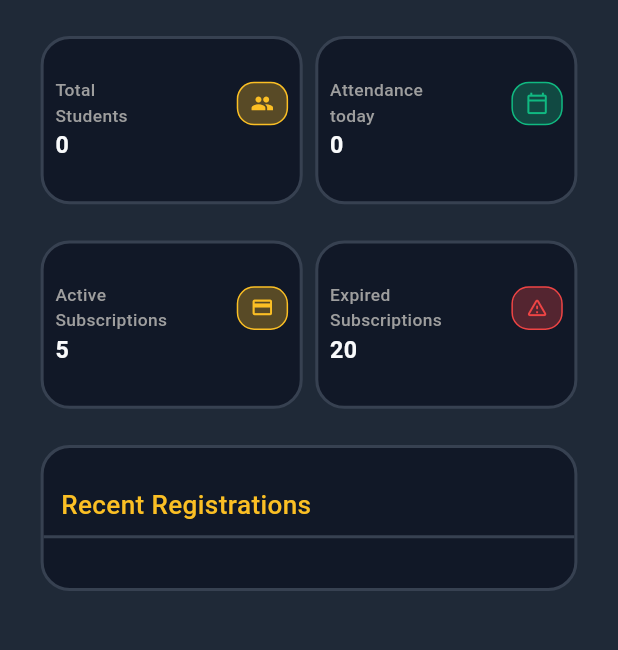
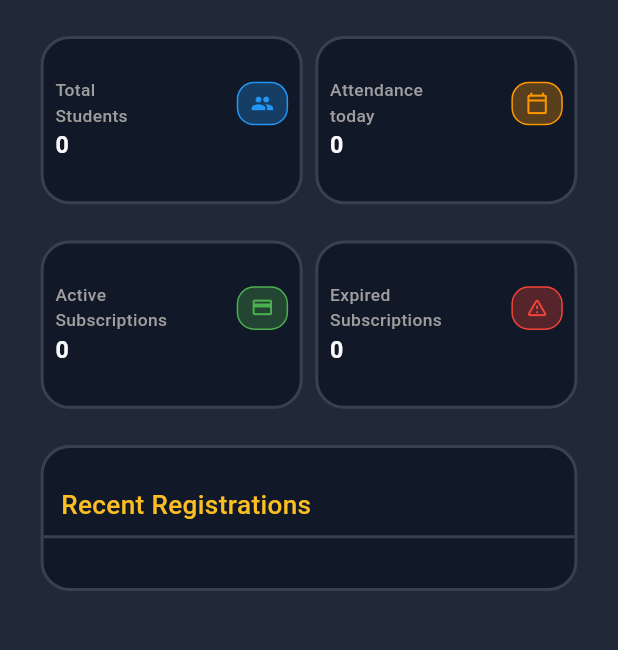
Before and after one commit to Mahfouz28/academy, a Flutter app: the DashboardPage screen opened by its route, on a phone screen of 412 x 824 dp, the part 206-856 px from its top. Run offline on Flutter 3.47's test engine with Material 3 defaults, Android fonts, the phone set to English and light mode, and no system bars; our stand-ins replace bloc, flutter_bloc, flutter_screenutil, supabase_flutter, timeago; accounts and stored records are empty.

Commit message:
handel over flowe and add status for recent Registrations fix dashboard info card

```diff
--- a/lib/features/dashboard/presentation/cubit/dashboard_cubit.dart
+++ b/lib/features/dashboard/presentation/cubit/dashboard_cubit.dart
@@ -18,6 +18,4 @@ class DashboardCubit extends Cubit<DashboardState> {
       emit(GetAllStudentsFailure(e.toString()));
     }
   }
-
-  // get attendance students
 }
--- a/lib/features/dashboard/presentation/pages/dashboard_page.dart
+++ b/lib/features/dashboard/presentation/pages/dashboard_page.dart
@@ -64,20 +64,22 @@ class DashboardPage extends StatelessWidget {
                               title: 'Total\nStudents',
                               count: totalStudents.toString(),
                               icon: Icons.people,
-                              iconColor: AppColors.chart1,
-                              iconBackgroundColor: AppColors.chart1,
-                              iconBorderColor: AppColors.chart1,
+                              iconColor: Colors.blue,
+                              iconBackgroundColor: Colors.blue.withOpacity(
+                                0.15,
+                              ),
+                              iconBorderColor: Colors.blue,
                             ),
                             8.horizontalSpace,
-
                             ShowInfoCard(
                               title: 'Attendance\ntoday',
-
                               count: attendanceTOday.length.toString(),
                               icon: Icons.calendar_today_outlined,
-                              iconColor: AppColors.chart2,
-                              iconBackgroundColor: AppColors.chart2,
-                              iconBorderColor: AppColors.chart2,
+                              iconColor: Colors.orange,
+                              iconBackgroundColor: Colors.orange.withOpacity(
+                                0.15,
+                              ),
+                              iconBorderColor: Colors.orange,
                             ),
                           ],
                         ),
@@ -85,20 +87,24 @@ class DashboardPage extends StatelessWidget {
                           children: [
                             ShowInfoCard(
                               title: 'Active\nSubscriptions',
-                              count: '5',
+                              count:
+                                  '${students.where((s) => s.subscriptionStatus == 'active').length}',
                               icon: Icons.payment,
-                              iconColor: AppColors.chart1,
-                              iconBackgroundColor: AppColors.chart1,
-                              iconBorderColor: AppColors.chart1,
+                              iconColor: Colors.green,
+                              iconBackgroundColor: Colors.green.withOpacity(
+                                0.15,
+                              ),
+                              iconBorderColor: Colors.green,
                             ),
                             8.horizontalSpace,
                             ShowInfoCard(
                               title: 'Expired\nSubscriptions',
-                              count: '20',
+                              count:
+                                  '${students.where((s) => s.subscriptionStatus == 'expired').length}',
                               icon: Icons.warning_amber_rounded,
-                              iconColor: AppColors.destructive,
-                              iconBackgroundColor: AppColors.destructive,
-                              iconBorderColor: AppColors.destructive,
+                              iconColor: Colors.red,
+                              iconBackgroundColor: Colors.red.withOpacity(0.15),
+                              iconBorderColor: Colors.red,
                             ),
                           ],
                         ),
@@ -122,36 +128,82 @@ class DashboardPage extends StatelessWidget {
                           Divider(thickness: 2, color: AppColors.border),
                           ListView.separated(
                             shrinkWrap: true,
+                            physics: const NeverScrollableScrollPhysics(),
                             itemCount: students.length > 5
                                 ? 5
                                 : students.length,
                             separatorBuilder: (_, index) =>
                                 Divider(color: AppColors.border),
                             itemBuilder: (context, index) {
+                              final student = state.students[index];
+
                               return Padding(
                                 padding: EdgeInsets.symmetric(
                                   horizontal: 12.r,
                                   vertical: 8.h,
                                 ),
                                 child: Row(
+                                  crossAxisAlignment: CrossAxisAlignment.start,
                                   children: [
-                                    Text(
-                                      state.students[index].name,
-                                      style: TextStyle(
-                                        fontSize: 14.sp,
-                                        color: AppColors.accent,
+                                    Expanded(
+                                      child: Row(
+                                        children: [
+                                          Flexible(
+                                            child: Text(
+                                              student.name,
+                                              style: TextStyle(
+                                                fontSize: 14.sp,
+                                                color: AppColors
+                                                    .destructiveForeground,
+                                              ),
+                                              overflow: TextOverflow.ellipsis,
+                                            ),
+                                          ),
+                                          SizedBox(width: 10.w),
+                                          Container(
+                                            padding: EdgeInsets.symmetric(
+                                              horizontal: 8.w,
+                                              vertical: 4.h,
+                                            ),
+                                            decoration: BoxDecoration(
+                                              color:
+                                                  student.subscriptionStatus ==
+                                                      'active'
+                                                  ? Colors.green.withOpacity(
+                                                      0.2,
+                                                    )
+                                                  : Colors.red.withOpacity(0.2),
+                                              borderRadius:
+                                                  BorderRadius.circular(4.r),
+                                            ),
+                                            child: Text(
+                                              student.subscriptionStatus,
+                                              style: TextStyle(
+                                                fontSize: 12.sp,
+                                                color:
+                                                    student.subscriptionStatus ==
+                                                        'active'
+                                                    ? Colors.green
+                                                    : Colors.red,
+                                                fontWeight: FontWeight.w500,
+                                              ),
+                                              overflow: TextOverflow.ellipsis,
+                                            ),
+                                          ),
+                                        ],
                                       ),
                                     ),
-                                    const Spacer(),
 
+                                    const SizedBox(width: 8),
+
+                                    // التاريخ
                                     Text(
-                                      timeago.format(
-                                        state.students[index].createdAt,
-                                      ),
+                                      timeago.format(student.createdAt),
                                       style: TextStyle(
-                                        fontSize: 14.sp,
+                                        fontSize: 12.sp,
                                         color: AppColors.border,
                                       ),
+                                      overflow: TextOverflow.ellipsis,
                                     ),
                                   ],
                                 ),
```
